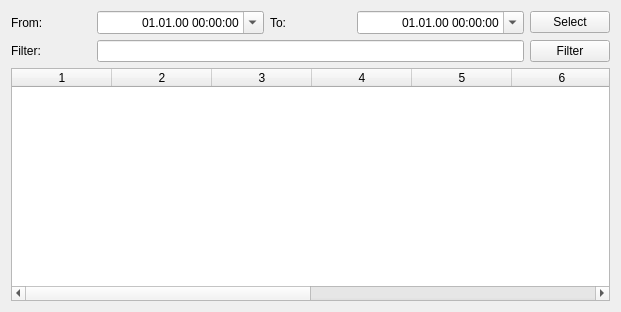
First picture: the form in gui/snowgui/icegui/eventdisplaywidget.ui, repository AndreasFMueller/AstroPhotography, before the edit.
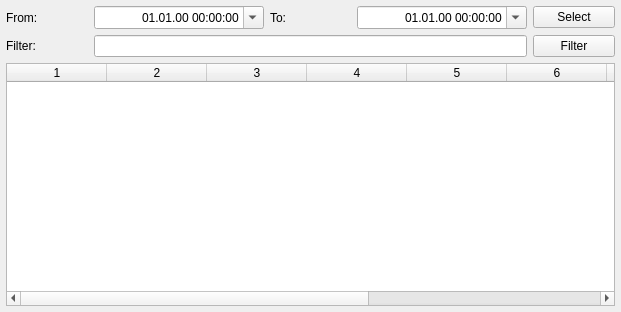
Second picture: the form after the edit.

The edit to the form file:
```diff
--- a/gui/snowgui/icegui/eventdisplaywidget.ui
+++ b/gui/snowgui/icegui/eventdisplaywidget.ui
@@ -14,6 +14,18 @@
    <string>Form</string>
   </property>
   <layout class="QGridLayout" name="gridLayout">
+   <property name="leftMargin">
+    <number>6</number>
+   </property>
+   <property name="topMargin">
+    <number>6</number>
+   </property>
+   <property name="rightMargin">
+    <number>6</number>
+   </property>
+   <property name="bottomMargin">
+    <number>6</number>
+   </property>
    <item row="2" column="1" colspan="5">
     <widget class="QLineEdit" name="filterField"/>
    </item>
```
